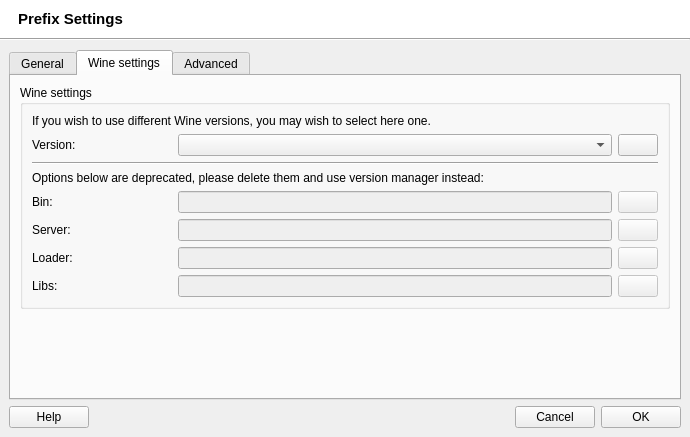
The window that src/q4wine-gui/uis/PrefixSettings.ui (brezerk/q4wine) describes before a commit, drawn with Qt 5.
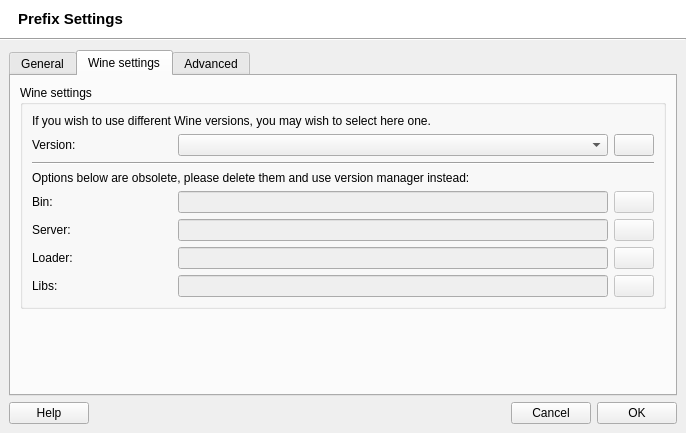
The same window after the commit. The open tabs and pages were chosen to show the change. Icons and pictures are not drawn.

The edit to the form file:
```diff
--- a/src/q4wine-gui/uis/PrefixSettings.ui
+++ b/src/q4wine-gui/uis/PrefixSettings.ui
@@ -6,8 +6,8 @@
    <rect>
     <x>0</x>
     <y>0</y>
-    <width>690</width>
-    <height>437</height>
+    <width>686</width>
+    <height>433</height>
    </rect>
   </property>
   <property name="windowTitle">
@@ -658,7 +658,7 @@
                 </sizepolicy>
                </property>
                <property name="text">
-                <string>Options below are deprecated, please delete them and use version manager instead:</string>
+                <string>Options below are obsolete, please delete them and use version manager instead:</string>
                </property>
                <property name="scaledContents">
                 <bool>false</bool>
```
Left out of the diff: 8 changed lines with no effect on the pictures.
